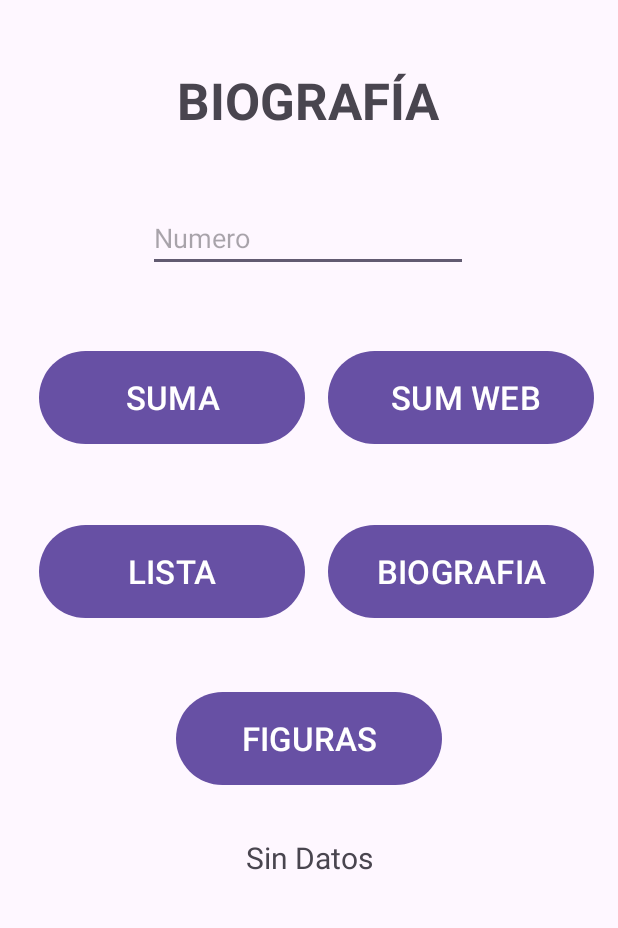
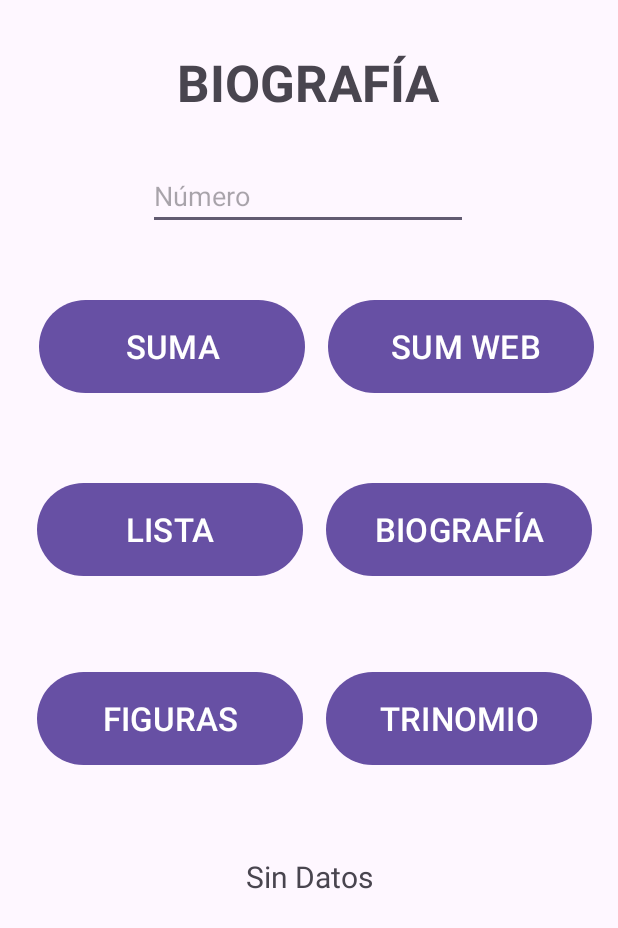
Before and after one commit to BryanEnriquez1/EnriquezCastro1CHDS, an Android app: the screen it shows after launch (MainActivity), on a phone screen of 412 x 824 dp. Shown: the top 928 px of the screen. Run offline under Robolectric (Android 15) with nearby library versions, the phone set to English and light mode, and no system bars; our stand-ins replace Volley.

Commit message:
Creacion Cliente Movil Trinomio

```diff
--- a/app/src/main/res/layout/activity_main.xml
+++ b/app/src/main/res/layout/activity_main.xml
@@ -6,6 +6,58 @@
     android:layout_width="match_parent"
     android:layout_height="match_parent"
     tools:context=".MainActivity">
+
+    <Button
+        android:id="@+id/bttrinomio"
+        android:layout_width="177dp"
+        android:layout_height="70dp"
+        android:text="TRINOMIO"
+        android:textSize="22sp"
+        app:layout_constraintBottom_toTopOf="@+id/tvtexto"
+        app:layout_constraintEnd_toEndOf="parent"
+        app:layout_constraintHorizontal_bias="0.927"
+        app:layout_constraintStart_toStartOf="parent"
+        app:layout_constraintTop_toBottomOf="@+id/etnumero"
+        app:layout_constraintVertical_bias="0.837" />
+
+    <Button
+        android:id="@+id/btsuma"
+        android:layout_width="177dp"
+        android:layout_height="70dp"
+        android:text="SUMA"
+        android:textSize="22sp"
+        app:layout_constraintBottom_toTopOf="@+id/tvtexto"
+        app:layout_constraintEnd_toEndOf="parent"
+        app:layout_constraintHorizontal_bias="0.111"
+        app:layout_constraintStart_toStartOf="parent"
+        app:layout_constraintTop_toBottomOf="@+id/etnumero"
+        app:layout_constraintVertical_bias="0.123" />
+
+    <Button
+        android:id="@+id/btbiograf"
+        android:layout_width="177dp"
+        android:layout_height="70dp"
+        android:text="BIOGRAFÍA"
+        android:textSize="22sp"
+        app:layout_constraintBottom_toTopOf="@+id/tvtexto"
+        app:layout_constraintEnd_toEndOf="parent"
+        app:layout_constraintHorizontal_bias="0.927"
+        app:layout_constraintStart_toStartOf="parent"
+        app:layout_constraintTop_toBottomOf="@+id/etnumero"
+        app:layout_constraintVertical_bias="0.474" />
+
+    <Button
+        android:id="@+id/btlista"
+        android:layout_width="177dp"
+        android:layout_height="70dp"
+        android:text="LISTA"
+        android:textSize="22sp"
+        app:layout_constraintBottom_toTopOf="@+id/tvtexto"
+        app:layout_constraintEnd_toEndOf="parent"
+        app:layout_constraintHorizontal_bias="0.106"
+        app:layout_constraintStart_toStartOf="parent"
+        app:layout_constraintTop_toBottomOf="@+id/etnumero"
+        app:layout_constraintVertical_bias="0.474" />
 
     <Button
         android:id="@+id/btsumweb"
@@ -18,20 +70,7 @@
         app:layout_constraintHorizontal_bias="0.931"
         app:layout_constraintStart_toStartOf="parent"
         app:layout_constraintTop_toBottomOf="@+id/etnumero"
-        app:layout_constraintVertical_bias="0.159" />
-
-    <Button
-        android:id="@+id/btbiograf"
-        android:layout_width="177dp"
-        android:layout_height="70dp"
-        android:text="BIOGRAFIA"
-        android:textSize="22sp"
-        app:layout_constraintBottom_toTopOf="@+id/tvtexto"
-        app:layout_constraintEnd_toEndOf="parent"
-        app:layout_constraintHorizontal_bias="0.931"
-        app:layout_constraintStart_toStartOf="parent"
-        app:layout_constraintTop_toBottomOf="@+id/etnumero"
-        app:layout_constraintVertical_bias="0.538" />
+        app:layout_constraintVertical_bias="0.123" />
 
     <Button
         android:id="@+id/btfiguras"
@@ -41,35 +80,10 @@
         android:textSize="22sp"
         app:layout_constraintBottom_toTopOf="@+id/tvtexto"
         app:layout_constraintEnd_toEndOf="parent"
+        app:layout_constraintHorizontal_bias="0.106"
         app:layout_constraintStart_toStartOf="parent"
         app:layout_constraintTop_toBottomOf="@+id/etnumero"
-        app:layout_constraintVertical_bias="0.899" />
-
-    <Button
-        android:id="@+id/btsuma"
-        android:layout_width="177dp"
-        android:layout_height="70dp"
-        android:text="SUMA"
-        android:textSize="22sp"
-        app:layout_constraintBottom_toTopOf="@+id/tvtexto"
-        app:layout_constraintEnd_toEndOf="parent"
-        app:layout_constraintHorizontal_bias="0.111"
-        app:layout_constraintStart_toStartOf="parent"
-        app:layout_constraintTop_toBottomOf="@+id/etnumero"
-        app:layout_constraintVertical_bias="0.159" />
-
-    <Button
-        android:id="@+id/btlista"
-        android:layout_width="177dp"
-        android:layout_height="70dp"
-        android:text="LISTA"
-        android:textSize="22sp"
-        app:layout_constraintBottom_toTopOf="@+id/tvtexto"
-        app:layout_constraintEnd_toEndOf="parent"
-        app:layout_constraintHorizontal_bias="0.111"
-        app:layout_constraintStart_toStartOf="parent"
-        app:layout_constraintTop_toBottomOf="@+id/etnumero"
-        app:layout_constraintVertical_bias="0.538" />
+        app:layout_constraintVertical_bias="0.837" />
 
     <TextView
         android:id="@+id/textView"
@@ -84,13 +98,13 @@
         app:layout_constraintHorizontal_bias="0.494"
         app:layout_constraintStart_toStartOf="parent"
         app:layout_constraintTop_toTopOf="parent"
-        app:layout_constraintVertical_bias="0.057" />
+        app:layout_constraintVertical_bias="0.042" />
 
     <TextView
         android:id="@+id/tvtexto"
-        android:layout_width="354dp"
-        android:layout_height="230dp"
-        android:layout_marginBottom="36dp"
+        android:layout_width="377dp"
+        android:layout_height="213dp"
+        android:layout_marginBottom="40dp"
         android:text="Sin Datos"
         android:textAlignment="center"
         android:textSize="20sp"
@@ -102,9 +116,9 @@
         android:id="@+id/etnumero"
         android:layout_width="wrap_content"
         android:layout_height="wrap_content"
-        android:layout_marginTop="36dp"
+        android:layout_marginTop="20dp"
         android:ems="10"
-        android:hint="Numero"
+        android:hint="Número"
         android:inputType="text"
         app:layout_constraintEnd_toEndOf="parent"
         app:layout_constraintHorizontal_bias="0.497"
```
Also changed, not shown: app/src/main/java/com/baec/enriquezcastro1chds/MainActivity.java (+70 -1 lines), app/src/main/res/layout/trinomio_input.xml (added, +47 -0 lines).
